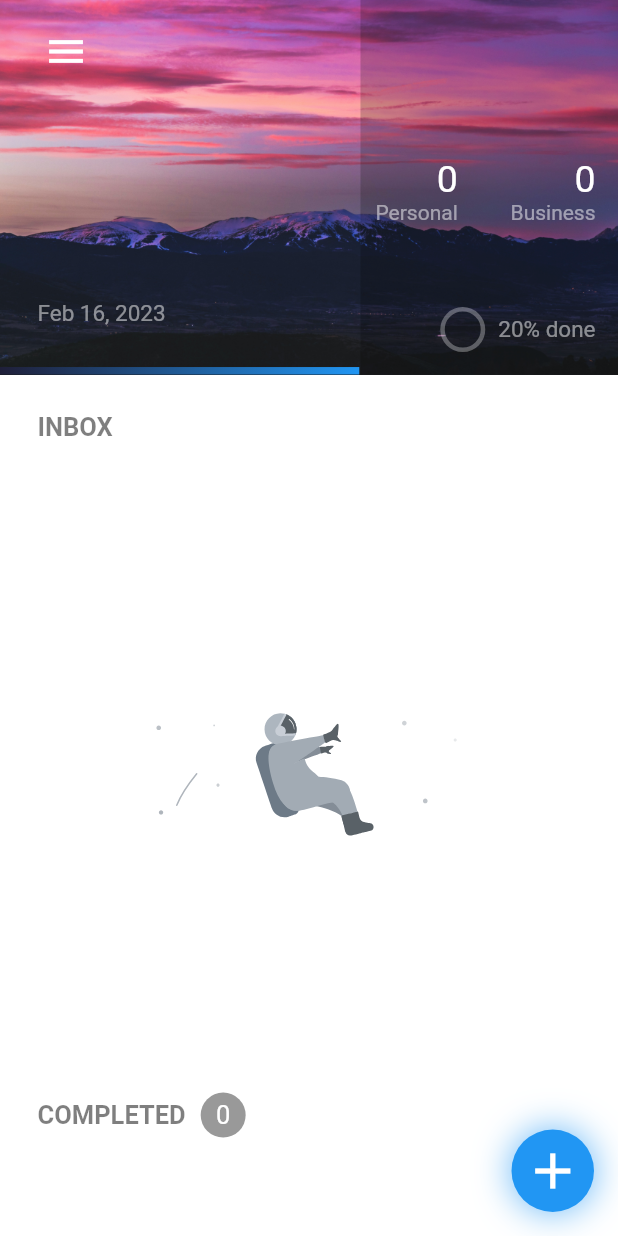
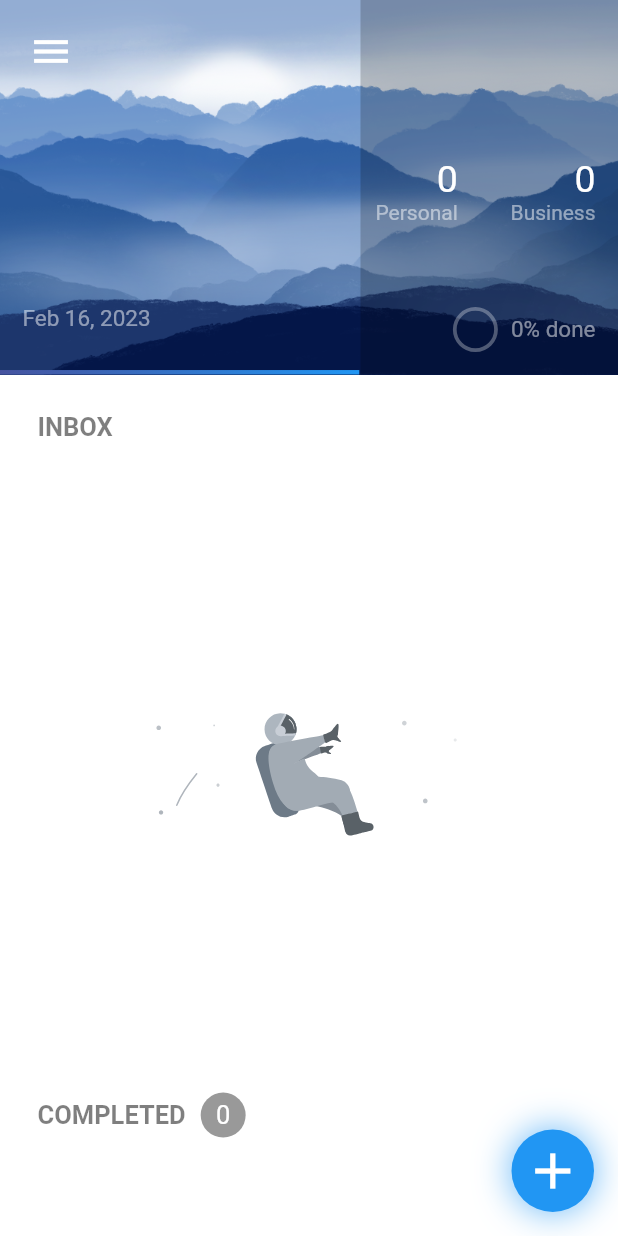
Before and after one commit to hackeR200364/task_app_elred, a Flutter app: the screen it shows after launch, after a tap on "Google Login", on a phone screen of 412 x 824 dp. Run offline on Flutter 3.47's test engine with Material 2 defaults, Android fonts, the phone set to English and light mode, and no system bars; drawn by our look-alikes of percent_indicator; our stand-ins replace animated_text_kit, awesome_dialog, awesome_notifications, cloud_firestore, firebase_auth, firebase_core and 4 more; missing offline and left inert: connectivity_widget, interval_time_picker; accounts and stored records are empty.

Commit message:
UI updated

```diff
--- a/lib/screens/home_screen.dart
+++ b/lib/screens/home_screen.dart
@@ -148,9 +148,13 @@ class _HomeScreenState extends State<HomeScreen> with TickerProviderStateMixin {
                             taskDetailsProvider.taskPendingFunc();
                             taskDetailsProvider.taskBusinessFunc();
                             taskDetailsProvider.taskPersonalFunc();
-                            if (taskDetailsProvider.taskCount != 0) {
+                            if (taskDetailsProvider.taskCount != 0 &&
+                                taskDetailsProvider.taskDone != 0) {
                               percent = (taskDetailsProvider.taskDone /
-                                  taskDetailsProvider.taskCount);
+                                  (taskDetailsProvider.taskCount -
+                                      taskDetailsProvider.taskDelete));
+                            } else {
+                              percent = 0.0;
                             }
                             return Row(
                               mainAxisAlignment: MainAxisAlignment.spaceBetween,
@@ -176,7 +180,7 @@ class _HomeScreenState extends State<HomeScreen> with TickerProviderStateMixin {
                                       children: [
                                         Padding(
                                           padding:
-                                              const EdgeInsets.only(left: 20),
+                                              const EdgeInsets.only(left: 10),
                                           child: IconButton(
                                             onPressed: (() {}),
                                             icon: const Icon(
@@ -195,15 +199,15 @@ class _HomeScreenState extends State<HomeScreen> with TickerProviderStateMixin {
                                         ),
                                         Padding(
                                           padding:
-                                              const EdgeInsets.only(left: 25),
+                                              const EdgeInsets.only(left: 15),
                                           child: Text(
                                             userDetailsProvider.userName!
                                                 .replaceAll(RegExp(" "), "\n"),
                                             style: const TextStyle(
                                               overflow: TextOverflow.ellipsis,
                                               color: AppColors.white,
-                                              fontSize: 25,
-                                              fontWeight: FontWeight.bold,
+                                              fontSize: 30,
+                                              fontWeight: FontWeight.w400,
                                               letterSpacing: 7,
                                             ),
                                           ),
@@ -216,7 +220,7 @@ class _HomeScreenState extends State<HomeScreen> with TickerProviderStateMixin {
                                         ),
                                         Padding(
                                           padding:
-                                              const EdgeInsets.only(left: 25),
+                                              const EdgeInsets.only(left: 15),
                                           child: Text(
                                             "${DateFormat.MMMM().format(date)[0]}${DateFormat.MMMM().format(date)[1]}${DateFormat.MMMM().format(date)[2]} ${date.day}, ${date.year}",
                                             style: TextStyle(
@@ -235,10 +239,10 @@ class _HomeScreenState extends State<HomeScreen> with TickerProviderStateMixin {
                                                   .size
                                                   .width /
                                               1.72,
-                                          height: 5,
+                                          height: 3,
                                           decoration: BoxDecoration(
                                               gradient: LinearGradient(colors: [
-                                            AppColors.mainColor,
+                                            AppColors.newTaskScreenColour,
                                             AppColors.sky!,
                                           ])),
                                         )
@@ -292,24 +296,15 @@ class _HomeScreenState extends State<HomeScreen> with TickerProviderStateMixin {
                                             MainAxisAlignment.end,
                                         children: [
                                           CircularPercentIndicator(
-                                            linearGradient: LinearGradient(
-                                              colors: [
-                                                AppColors.mainColor,
-                                                AppColors.sky!,
-                                              ],
-                                            ),
                                             backgroundColor: AppColors.white
                                                 .withOpacity(0.3),
                                             circularStrokeCap:
                                                 CircularStrokeCap.round,
                                             animation: true,
                                             radius: 15,
-                                            lineWidth: 3,
-                                            percent: (taskDetailsProvider
-                                                        .taskCount ==
-                                                    0)
-                                                ? 0
-                                                : percent,
+                                            lineWidth: 2.5,
+                                            percent: percent,
+                                            progressColor: AppColors.skyLight,
                                           ),
                                           const SizedBox(
                                             width: 5,
@@ -841,7 +836,8 @@ class _HomeScreenState extends State<HomeScreen> with TickerProviderStateMixin {
         .collection("users")
         .doc(firestoreEmail)
         .collection("tasks")
-        .orderBy(Keys.notificationID, descending: true)
+        .where(Keys.taskStatus, isNotEqualTo: "Deleted")
+        .orderBy(Keys.taskStatus, descending: true)
         .snapshots();
 
     return Padding(
@@ -857,7 +853,7 @@ class _HomeScreenState extends State<HomeScreen> with TickerProviderStateMixin {
           if (snapshot.connectionState == ConnectionState.waiting) {
             return const Center(
               child: CircularProgressIndicator(
-                color: AppColors.backgroundColour,
+                color: AppColors.newTaskScreenColour,
               ),
             );
           }
@@ -1196,7 +1192,7 @@ class _HomeScreenState extends State<HomeScreen> with TickerProviderStateMixin {
                             ),
                             padding: const EdgeInsets.symmetric(
                               horizontal: 10,
-                              vertical: 15,
+                              vertical: 5,
                             ),
                             decoration: const BoxDecoration(
                               color: AppColors.white,
@@ -1304,7 +1300,6 @@ class _HomeScreenState extends State<HomeScreen> with TickerProviderStateMixin {
                     return Container(
                       margin: const EdgeInsets.symmetric(
                         horizontal: 10,
-                        vertical: 10,
                       ),
                       height: 2,
                       color: AppColors.grey.withOpacity(0.1),
--- a/lib/styles.dart
+++ b/lib/styles.dart
@@ -7,6 +7,7 @@ class AppColors {
   static const transparent = Colors.transparent;
   static Color blackLow = Colors.black;
   static Color? sky = Colors.blue;
+  static Color? skyLight = Colors.blue[200];
   static Color? red = Colors.red;
   static Color? green = Colors.green;
   static Color? lightGreen = Colors.lightGreenAccent;
@@ -15,7 +16,7 @@ class AppColors {
   static Color? lime = Colors.lime;
   static const mainColor = Color(0xFF1F1F39);
   static const mainColor2 = Color(0xFF3845AB);
-  static const newTaskScreenColour = Color(0xFF3f4f95);
+  static const newTaskScreenColour = Color(0xFF46539f);
   static const homePageScaffoldColour = Color(0xFFdd77a1);
   static const floatingButton = Colors.deepPurple;
   static const scrollPhysics = BouncingScrollPhysics();
```
Also changed, not shown: lib/providers/task_details_provider.dart (+0 -33 lines), lib/screens/new_task_screen.dart (+23 -2 lines), assets/bg.jpg, assets/bg.png (deleted).
